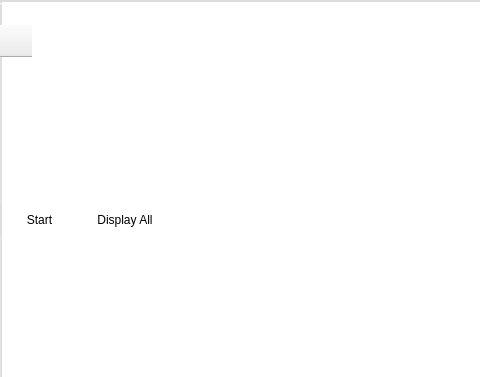
First picture: the form in telemetry.ui, repository joblobob/irsdk_pag, before the edit; both pictures show x 0 to 480 and y 0 to 377 of the 1170 by 886 pixel window.
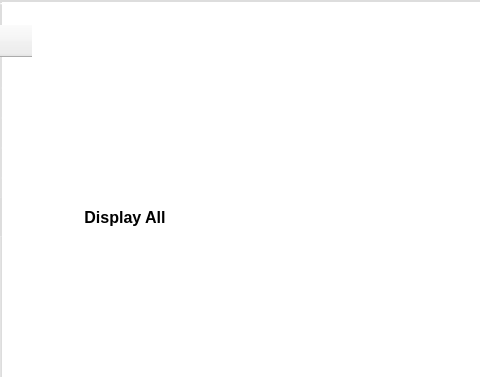
Second picture: the form after the edit.

Diff of the .ui file:
```diff
--- a/telemetry.ui
+++ b/telemetry.ui
@@ -71,13 +71,17 @@
       <property name="font">
        <font>
         <family>Arial</family>
+        <pointsize>12</pointsize>
+        <weight>75</weight>
+        <bold>true</bold>
        </font>
       </property>
       <property name="cursor">
        <cursorShape>PointingHandCursor</cursorShape>
       </property>
       <property name="styleSheet">
-       <string notr="true">QToolButton::checked{
+       <string notr="true">color:white;
+QToolButton::checked{
 background-color:rgba(0,0,0,0);
 }</string>
       </property>
@@ -109,11 +113,17 @@
       <property name="font">
        <font>
         <family>Arial</family>
+        <pointsize>12</pointsize>
+        <weight>75</weight>
+        <bold>true</bold>
        </font>
       </property>
       <property name="cursor">
        <cursorShape>PointingHandCursor</cursorShape>
       </property>
+      <property name="styleSheet">
+       <string notr="true">color:white;</string>
+      </property>
       <property name="text">
        <string>Start</string>
       </property>
```
